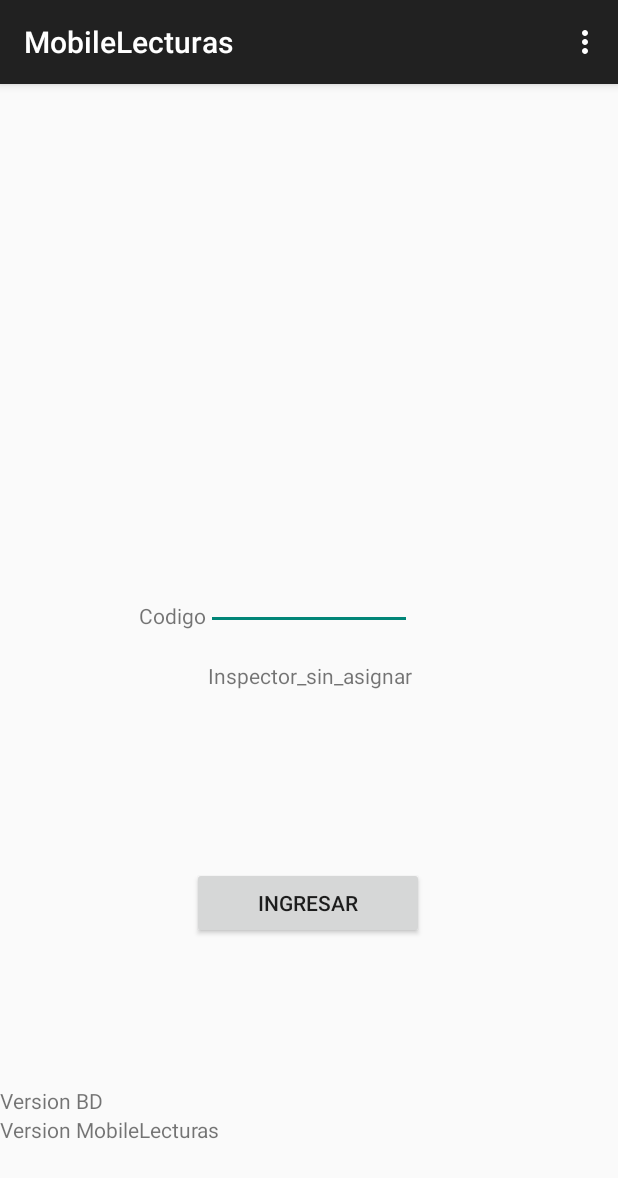
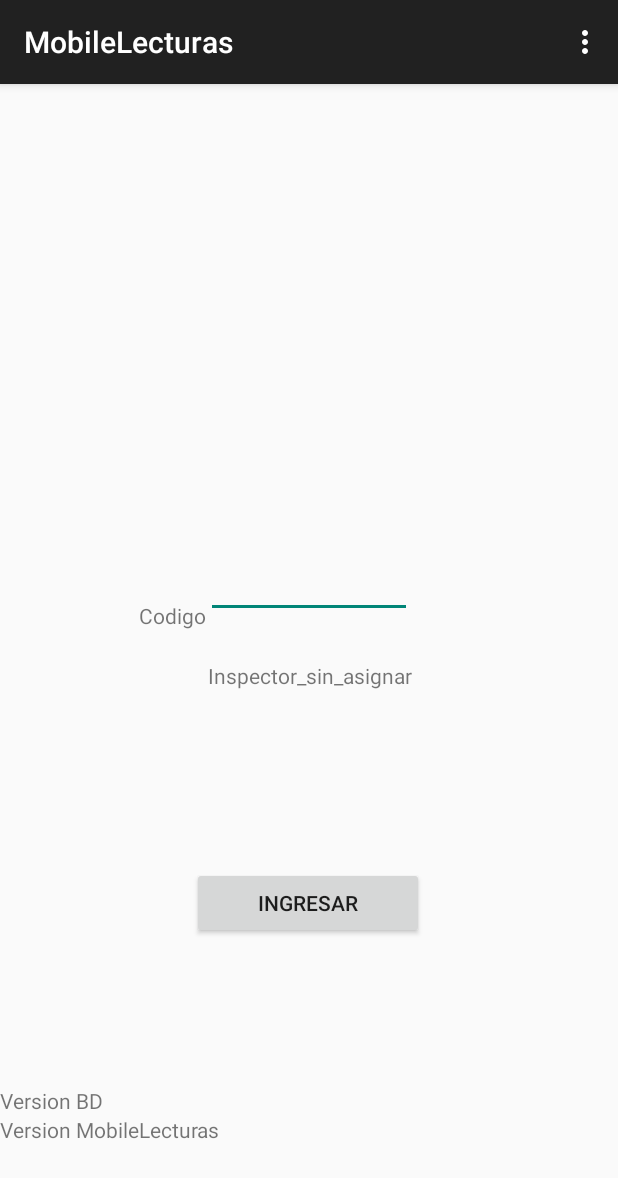
Before and after one commit to JulianPoveda/MobileLecturas, an Android app: the screen it shows after launch (InicioSession), on a phone screen of 412 x 824 dp. Shown: the top 1178 px of the screen. Run offline under Robolectric (Android 15) with nearby library versions, the phone set to English and light mode, and no system bars; 3 statements that could not run were skipped.

Commit message:
Iniciar Sesion

```diff
--- a/app/src/main/res/layout/activity_inicio_session.xml
+++ b/app/src/main/res/layout/activity_inicio_session.xml
@@ -31,11 +31,10 @@
 
         <EditText
             android:layout_width="0dp"
-            android:layout_height="match_parent"
+            android:layout_height="wrap_content"
             android:layout_weight="2"
             android:inputType="number"
-            android:id="@+id/LoginEditTextCodigo"
-            android:gravity="center" />
+            android:id="@+id/LoginEditTextCodigo" />
 
         <LinearLayout
             android:layout_width="0dp"
```
